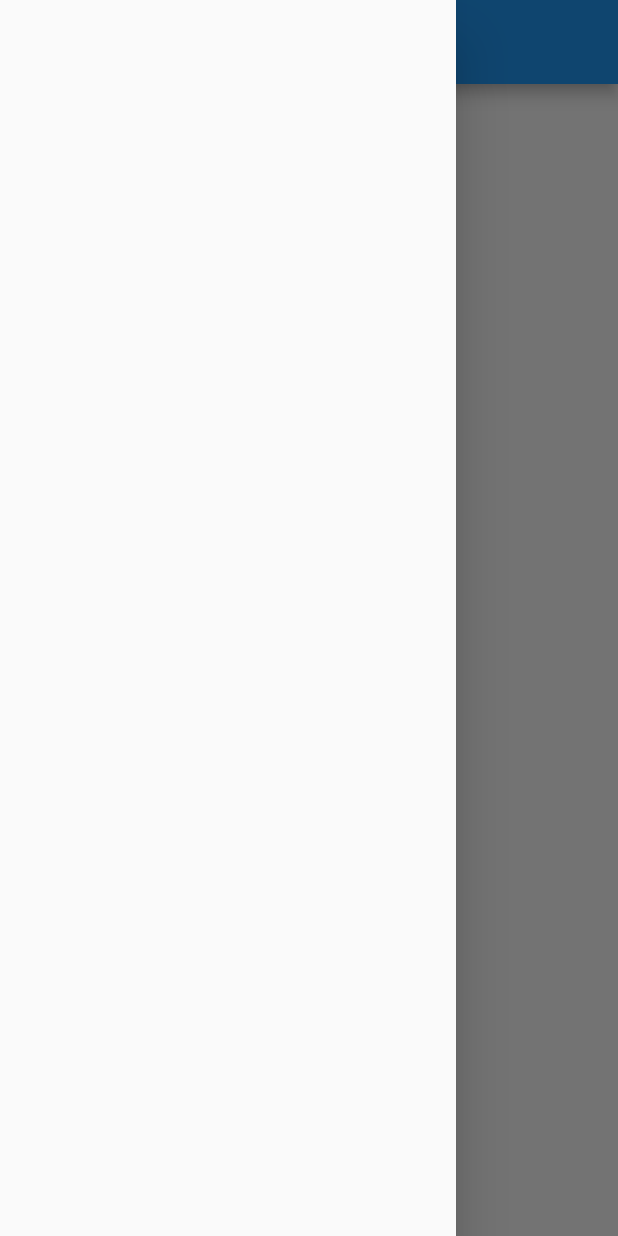
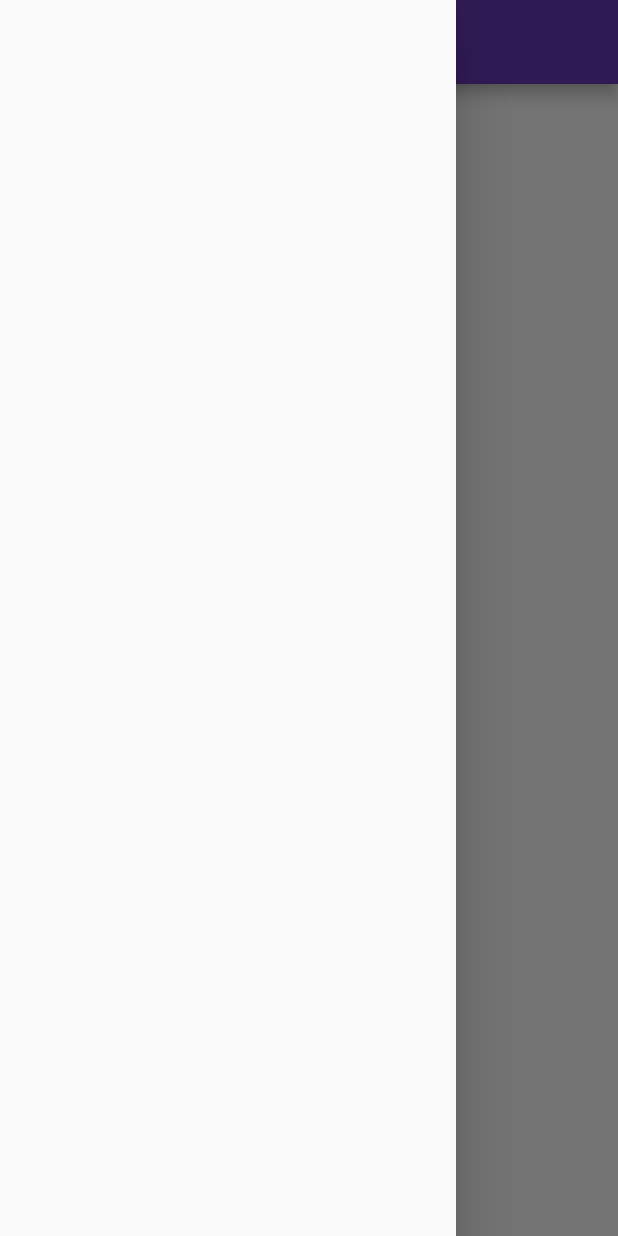
Before and after one commit to pnkjverma/30daysofflutter, a Flutter app: the screen it shows after launch, with the side drawer open, on a phone screen of 412 x 824 dp. Run offline on Flutter 3.47's test engine with Material 2 defaults, Android fonts, the phone set to English and light mode, and no system bars.

Commit message:
Day3 completed

```diff
--- a/lib/main.dart
+++ b/lib/main.dart
@@ -1,6 +1,7 @@
 import 'package:flutter/material.dart';
+import 'package:flutter_application_1/screens/login_page.dart';
 
-import './home_page.dart';
+import 'screens/home_page.dart';
 
 void main() {
   runApp(MyApp());
@@ -10,7 +11,15 @@ class MyApp extends StatelessWidget {
   @override
   Widget build(BuildContext context) {
     return MaterialApp(
-      home: HomePage(),
+      theme: ThemeData(
+        primarySwatch: Colors.deepPurple,
+      ),
+      initialRoute: '/home',
+      routes: {
+        '/': (context) => HomePage(),
+        '/home': (context) => HomePage(),
+        'login': (context) => LoginPage(),
+      },
     );
   }
 }
--- a/lib/home_page.dart
+++ b/lib/screens/home_page.dart
@@ -4,7 +4,9 @@ class HomePage extends StatelessWidget {
   @override
   Widget build(BuildContext context) {
     return Scaffold(
-      appBar: AppBar(),
+      appBar: AppBar(
+        title: Text('Catlog App'),
+      ),
       drawer: Drawer(),
     );
   }
```
Also changed, not shown: lib/screens/login_page.dart (added, +13 -0 lines).
